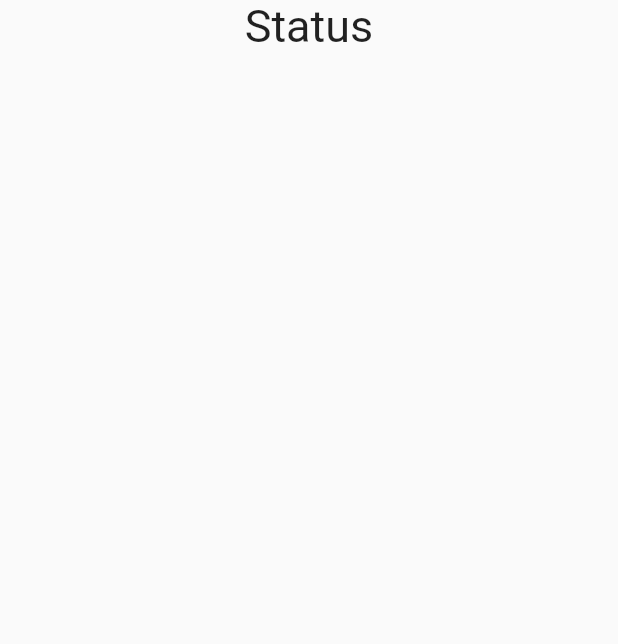
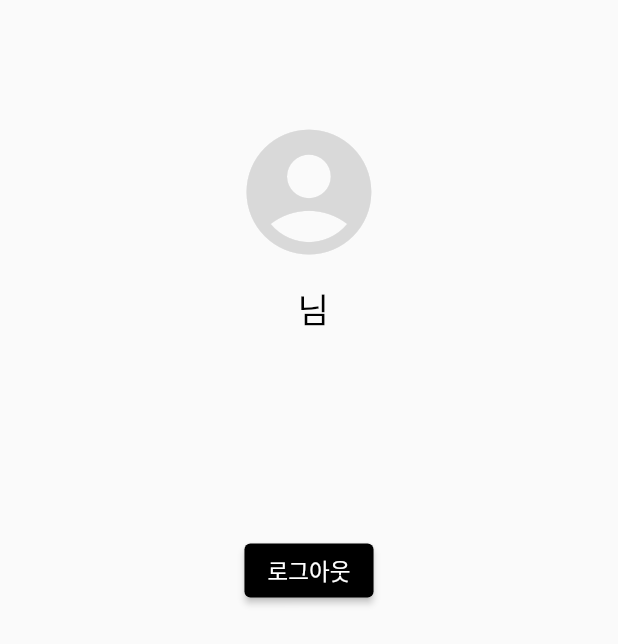
Before and after one commit to StudyingTimer/Flutter-StudyingTimer, a Flutter app: the Status screen opened directly, on a phone screen of 412 x 824 dp. Shown: the top 644 px of the screen. Run offline on Flutter 3.47's test engine with Material 2 defaults, Android fonts, the phone set to English and light mode, and no system bars; our stand-ins replace flutter_screenutil, flutter_spinkit, flutter_swipe_action_cell, fluttertoast, font_awesome_flutter, salomon_bottom_bar and 1 more.

Commit message:
[ADD] profile UI

```diff
--- a/studying_timer/lib/screens/bottombar/status.dart
+++ b/studying_timer/lib/screens/bottombar/status.dart
@@ -1,18 +1,47 @@
 import 'package:flutter/material.dart';
+import 'package:flutter_screenutil/flutter_screenutil.dart';
+import 'package:provider/provider.dart';
+import 'package:studying_timer/provider/signup.dart';
+import 'package:studying_timer/screens/signup/bsm_webview.dart';
 
 class Status extends StatelessWidget {
   const Status({Key? key}) : super(key: key);
 
   @override
   Widget build(BuildContext context) {
+    var signupData = Provider.of<SignupData>(context);
     return Scaffold(
-      body: Center(
-        child: Column(
-          children: const[
-            Text("Status", style: TextStyle(fontSize: 30),)
-          ],
-        ),
+        body: Center(
+      child: Column(
+        children: [
+          SizedBox(
+            height: 76.h,
+          ),
+          Icon(
+            Icons.account_circle,
+            color: const Color(0xffD9D9D9),
+            size: 97.h,
+          ),
+          Padding(
+            padding: EdgeInsets.only(top: 10.h, bottom: 130.h),
+            child: Text(
+              "${signupData.name} 님",
+              style: TextStyle(
+                  fontSize: 20.sp,
+                  color: Colors.black,
+                  fontWeight: FontWeight.w500),
+            ),
+          ),
+          ElevatedButton(
+            onPressed: () {
+              Navigator.push(
+                  context, MaterialPageRoute(builder: (_) => const Webview()));
+            },
+            child: const Text("로그아웃"),
+            style: ElevatedButton.styleFrom(backgroundColor: Colors.black),
+          ),
+        ],
       ),
-    );
+    ));
   }
 }
```
